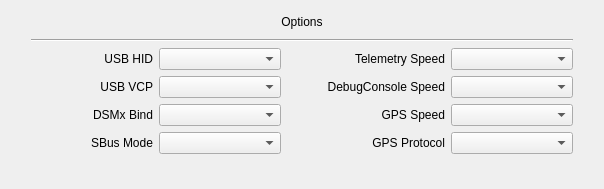
Qt form ground/gcs/src/plugins/config/commonhwsettingswidget.ui (librepilot/LibrePilot) before a commit.
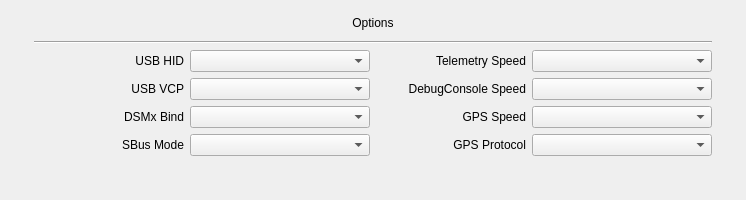
The same form after that commit.

Commit message: LP-525 Fixed USB function handling - not allowing USBTelemetry on both, but requiring at least one. Adjusted common option combobox sizes.

The edit to the form file:
```diff
--- a/ground/gcs/src/plugins/config/commonhwsettingswidget.ui
+++ b/ground/gcs/src/plugins/config/commonhwsettingswidget.ui
@@ -6,8 +6,8 @@
    <rect>
     <x>0</x>
     <y>0</y>
-    <width>604</width>
-    <height>189</height>
+    <width>746</width>
+    <height>200</height>
    </rect>
   </property>
   <layout class="QGridLayout" name="gridLayout_10">
@@ -24,50 +24,7 @@
      </property>
     </spacer>
    </item>
-   <item row="4" column="6">
-    <spacer name="horizontalSpacer_11">
-     <property name="orientation">
-      <enum>Qt::Horizontal</enum>
-     </property>
-     <property name="sizeHint" stdset="0">
-      <size>
-       <width>40</width>
-       <height>20</height>
-      </size>
-     </property>
-    </spacer>
-   </item>
-   <item row="4" column="3">
-    <spacer name="horizontalSpacer_9">
-     <property name="orientation">
-      <enum>Qt::Horizontal</enum>
-     </property>
-     <property name="sizeHint" stdset="0">
-      <size>
-       <width>40</width>
-       <height>20</height>
-      </size>
-     </property>
-    </spacer>
-   </item>
-   <item row="1" column="1" colspan="5">
-    <widget class="Line" name="line">
-     <property name="orientation">
-      <enum>Qt::Horizontal</enum>
-     </property>
-    </widget>
-   </item>
-   <item row="0" column="1" colspan="5">
-    <widget class="QLabel" name="label">
-     <property name="text">
-      <string>Options</string>
-     </property>
-     <property name="alignment">
-      <set>Qt::AlignCenter</set>
-     </property>
-    </widget>
-   </item>
-   <item row="2" column="4" rowspan="5" colspan="2">
+   <item row="2" column="3" rowspan="5" colspan="2">
     <layout class="QGridLayout" name="gridLayout_2">
      <property name="verticalSpacing">
       <number>-1</number>
@@ -105,7 +62,7 @@
        </property>
       </widget>
      </item>
-     <item row="8" column="0" colspan="2">
+     <item row="9" column="0" colspan="2">
       <spacer name="verticalSpacer_2">
        <property name="orientation">
         <enum>Qt::Vertical</enum>
@@ -183,6 +140,38 @@
        </property>
       </widget>
      </item>
+     <item row="8" column="0">
+      <spacer name="horizontalSpacer_3">
+       <property name="orientation">
+        <enum>Qt::Horizontal</enum>
+       </property>
+       <property name="sizeType">
+        <enum>QSizePolicy::Minimum</enum>
+       </property>
+       <property name="sizeHint" stdset="0">
+        <size>
+         <width>150</width>
+         <height>1</height>
+        </size>
+       </property>
+      </spacer>
+     </item>
+     <item row="8" column="1">
+      <spacer name="horizontalSpacer_4">
+       <property name="orientation">
+        <enum>Qt::Horizontal</enum>
+       </property>
+       <property name="sizeType">
+        <enum>QSizePolicy::Minimum</enum>
+       </property>
+       <property name="sizeHint" stdset="0">
+        <size>
+         <width>180</width>
+         <height>1</height>
+        </size>
+       </property>
+      </spacer>
+     </item>
     </layout>
    </item>
    <item row="2" column="1" rowspan="5" colspan="2">
@@ -282,7 +271,7 @@
        </property>
       </widget>
      </item>
-     <item row="4" column="0" colspan="2">
+     <item row="5" column="0" colspan="2">
       <spacer name="verticalSpacer">
        <property name="orientation">
         <enum>Qt::Vertical</enum>
@@ -298,8 +287,70 @@
        </property>
       </spacer>
      </item>
+     <item row="4" column="0">
+      <spacer name="horizontalSpacer">
+       <property name="orientation">
+        <enum>Qt::Horizontal</enum>
+       </property>
+       <property name="sizeType">
+        <enum>QSizePolicy::Minimum</enum>
+       </property>
+       <property name="sizeHint" stdset="0">
+        <size>
+         <width>150</width>
+         <height>1</height>
+        </size>
+       </property>
+      </spacer>
+     </item>
+     <item row="4" column="1">
+      <spacer name="horizontalSpacer_2">
+       <property name="orientation">
+        <enum>Qt::Horizontal</enum>
+       </property>
+       <property name="sizeType">
+        <enum>QSizePolicy::Minimum</enum>
+       </property>
+       <property name="sizeHint" stdset="0">
+        <size>
+         <width>180</width>
+         <height>1</height>
+        </size>
+       </property>
+      </spacer>
+     </item>
     </layout>
    </item>
+   <item row="4" column="5">
+    <spacer name="horizontalSpacer_11">
+     <property name="orientation">
+      <enum>Qt::Horizontal</enum>
+     </property>
+     <property name="sizeHint" stdset="0">
+      <size>
+       <width>40</width>
+       <height>20</height>
+      </size>
+     </property>
+    </spacer>
+   </item>
+   <item row="1" column="1" colspan="4">
+    <widget class="Line" name="line">
+     <property name="orientation">
+      <enum>Qt::Horizontal</enum>
+     </property>
+    </widget>
+   </item>
+   <item row="0" column="1" colspan="4">
+    <widget class="QLabel" name="label">
+     <property name="text">
+      <string>Options</string>
+     </property>
+     <property name="alignment">
+      <set>Qt::AlignCenter</set>
+     </property>
+    </widget>
+   </item>
   </layout>
  </widget>
  <resources/>
```
The commit also changes 2 other files.
